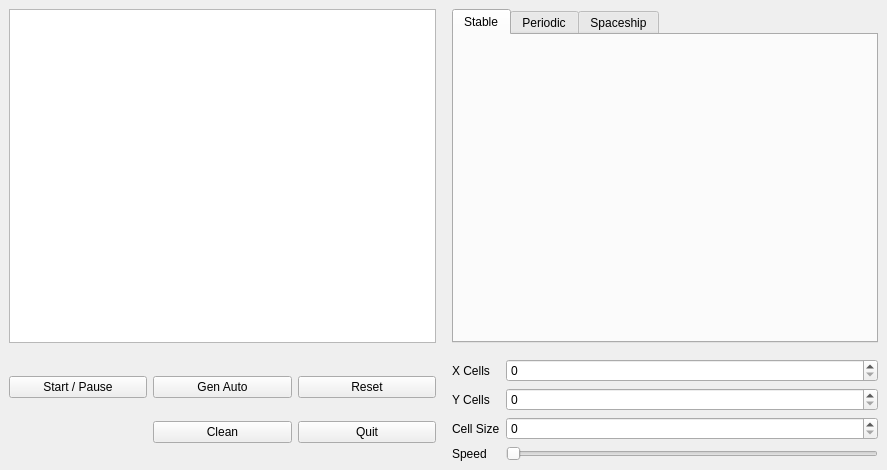
First picture: the form in qtGol.ui, repository YopCoo/QtGOL, before the edit.
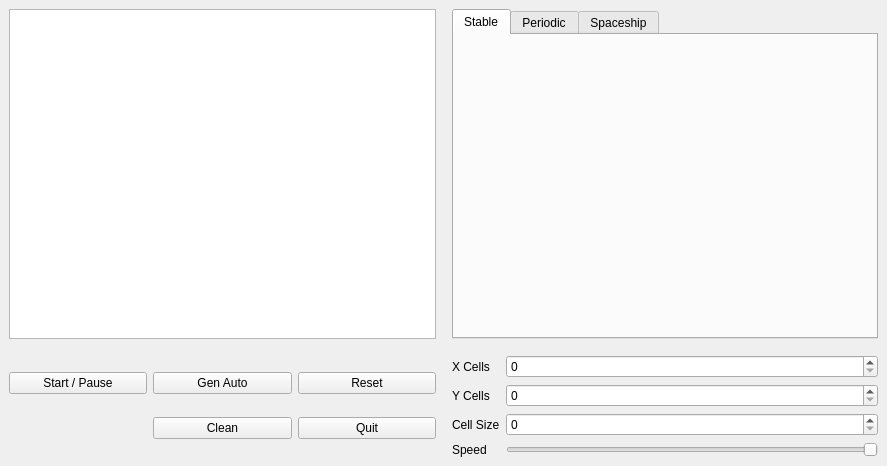
Second picture: the form after the edit.

```diff
--- a/qtGol.ui
+++ b/qtGol.ui
@@ -7,7 +7,7 @@
     <x>0</x>
     <y>0</y>
     <width>887</width>
-    <height>470</height>
+    <height>466</height>
    </rect>
   </property>
   <property name="windowTitle">
@@ -95,7 +95,7 @@
            <enum>Qt::Horizontal</enum>
           </property>
           <property name="invertedAppearance">
-           <bool>false</bool>
+           <bool>true</bool>
           </property>
           <property name="invertedControls">
            <bool>false</bool>
```
Left out of the diff: 4 changed lines with no effect on the pictures.
